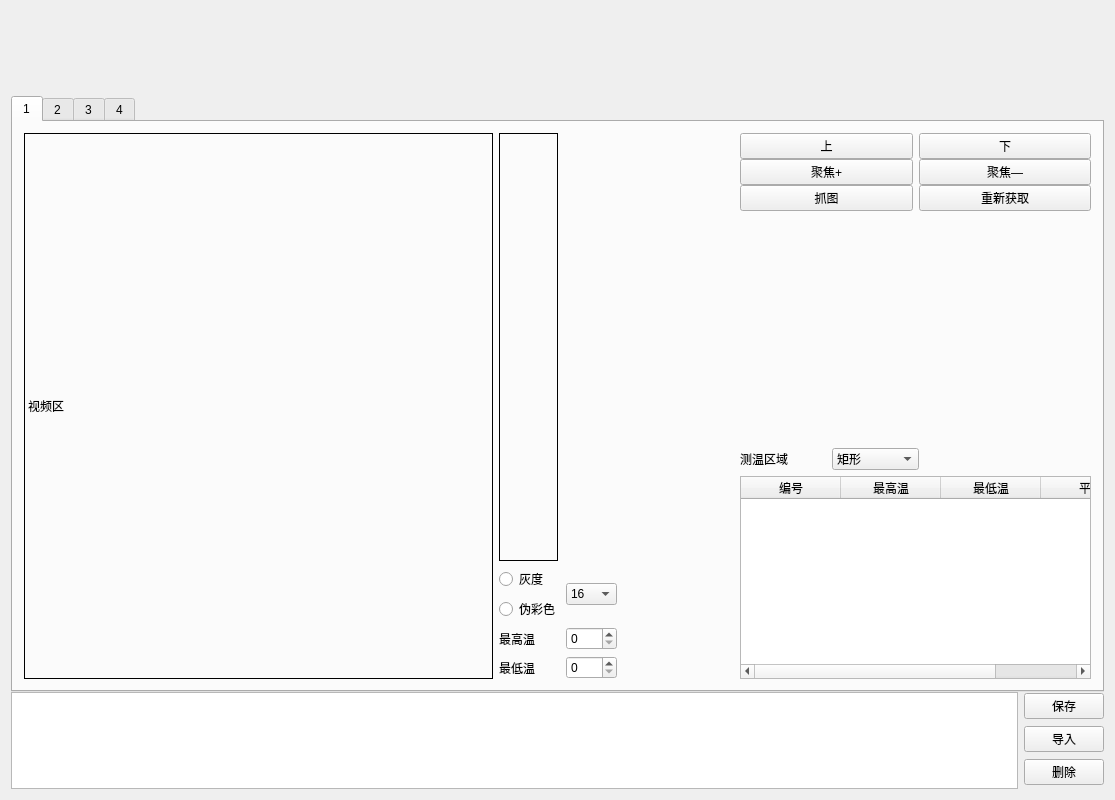
The window that MTD/widget.ui (wj199046/MTD-20170814) describes before a commit, drawn with Qt 5.
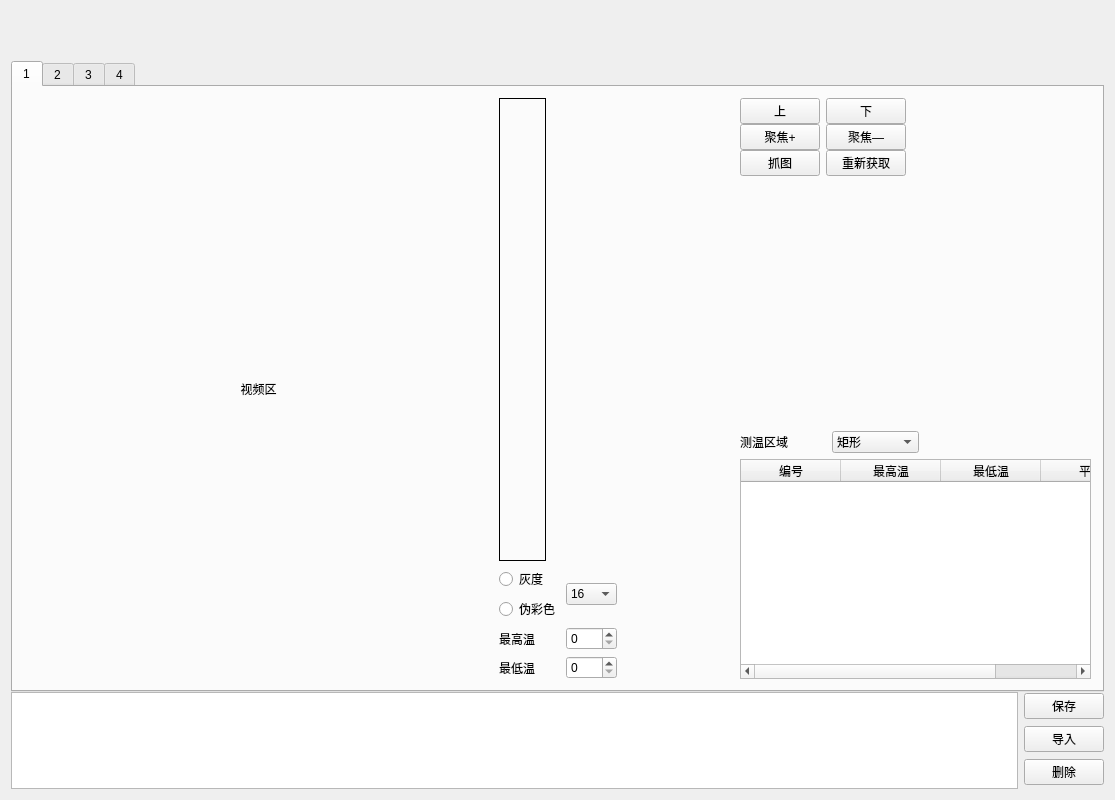
The same window after the commit. Icons and pictures are not drawn. Custom widgets are drawn as their Qt base class.

Commit message: 视频图像固定宽高比

Patch:
```diff
--- a/MTD/widget.ui
+++ b/MTD/widget.ui
@@ -20,7 +20,7 @@
       <number>0</number>
      </property>
      <item>
-      <layout class="QVBoxLayout" name="verticalLayout_2" stretch="1,7">
+      <layout class="QVBoxLayout" name="verticalLayout_2" stretch="0,10">
        <property name="spacing">
         <number>0</number>
        </property>
@@ -204,18 +204,27 @@
           <layout class="QHBoxLayout" name="horizontalLayout_5" stretch="4,1,1,3">
            <item>
             <widget class="QLabel" name="label_video">
+             <property name="sizePolicy">
+              <sizepolicy hsizetype="Ignored" vsizetype="Ignored">
+               <horstretch>0</horstretch>
+               <verstretch>0</verstretch>
+              </sizepolicy>
+             </property>
              <property name="frameShape">
-              <enum>QFrame::Box</enum>
+              <enum>QFrame::NoFrame</enum>
              </property>
              <property name="text">
               <string>视频区</string>
              </property>
+             <property name="alignment">
+              <set>Qt::AlignCenter</set>
+             </property>
             </widget>
            </item>
            <item>
             <layout class="QVBoxLayout" name="verticalLayout_14" stretch="30,1">
              <item>
-              <layout class="QHBoxLayout" name="horizontalLayout_4" stretch="1,1">
+              <layout class="QHBoxLayout" name="horizontalLayout_4" stretch="2,3">
                <item>
                 <widget class="QLabel" name="label_coloredTape">
                  <property name="frameShape">
@@ -411,6 +420,19 @@
                  </property>
                 </widget>
                </item>
+               <item row="1" column="2">
+                <spacer name="horizontalSpacer_4">
+                 <property name="orientation">
+                  <enum>Qt::Horizontal</enum>
+                 </property>
+                 <property name="sizeHint" stdset="0">
+                  <size>
+                   <width>32</width>
+                   <height>20</height>
+                  </size>
+                 </property>
+                </spacer>
+               </item>
               </layout>
              </item>
              <item>
```
Left out of the diff: 93 changed lines with no effect on the pictures. The commit also changes 2 other files.
